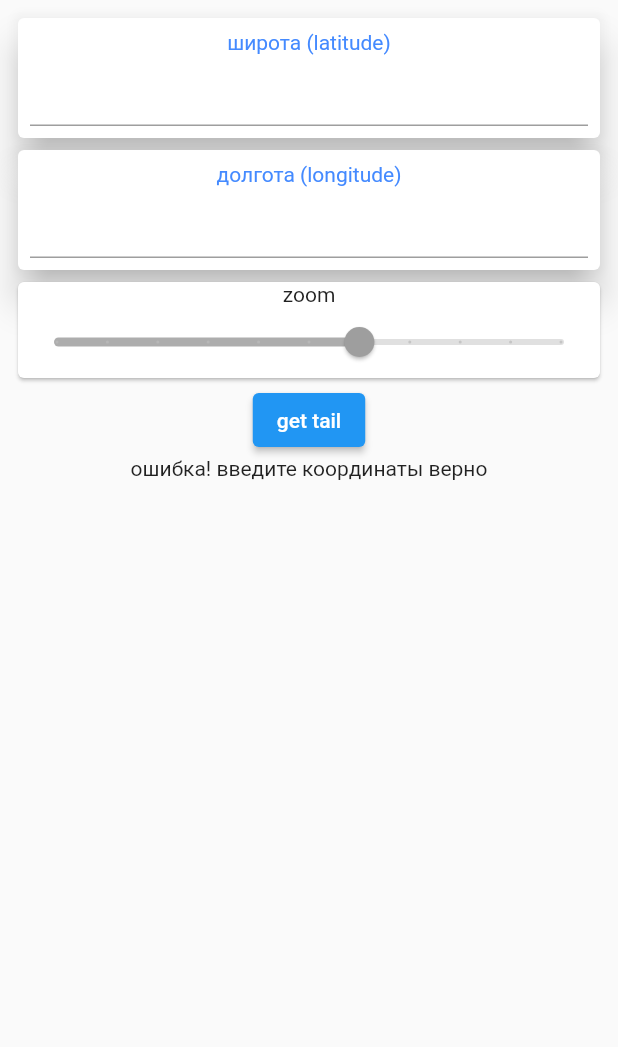
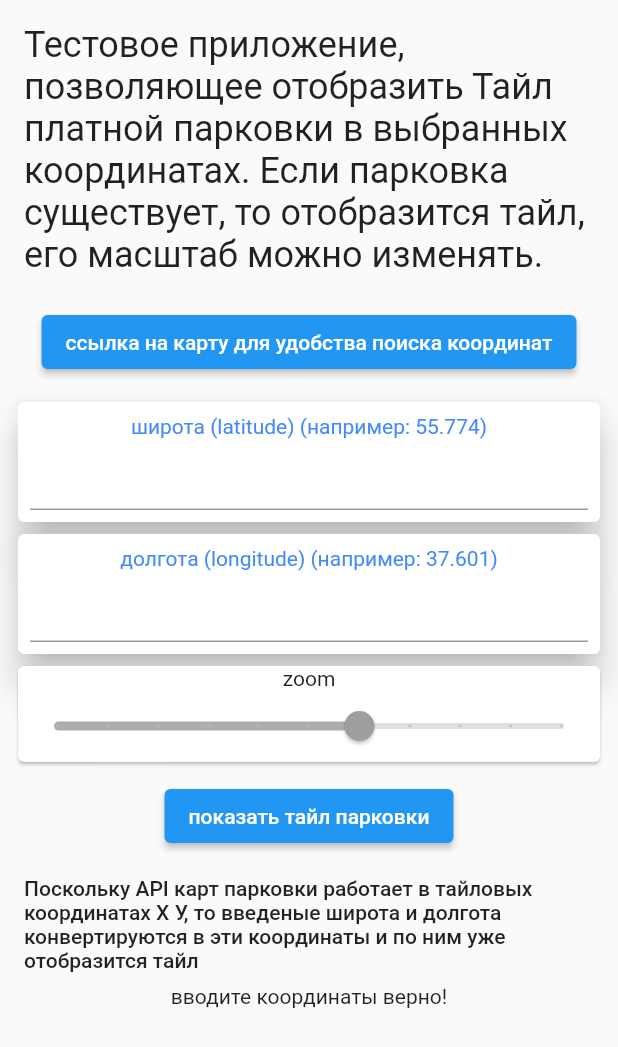
Before and after one commit to chevic4/get_map_x_y, a Flutter app: the screen it shows after launch, on a phone screen of 412 x 824 dp. Shown: the top 1047 px of the screen. Run offline on Flutter 3.47's test engine with Material 2 defaults, Android fonts, the phone set to English and light mode, and no system bars; our stand-ins replace flutter_bloc.

Commit message:
добавлено небольшое описание

```diff
--- /dev/null
+++ b/lib/const/const_text.dart
@@ -0,0 +1,6 @@
+const textTitle =
+    'Тестовое приложение, позволяющее отобразить Тайл платной парковки в выбранных координатах. Если парковка существует, то отобразится тайл, его масштаб можно изменять.';
+const urlExampeXY =
+    'https://snipp.ru/tools/address-coord?ysclid=le0bi26xr0379103559';
+const exampeText =
+    'Поскольку API карт парковки работает в тайловых координатах Х У, то введеные широта и долгота конвертируются в эти координаты и по ним уже отобразится тайл';
--- a/lib/scr/domain/entity.dart
+++ b/lib/scr/domain/entity.dart
@@ -1,4 +1,3 @@
-// ignore_for_file: public_member_api_docs, sort_constructors_first
 class ModelEntity {
   String x;
   String y;
--- a/lib/scr/ui/maps_screen.dart
+++ b/lib/scr/ui/maps_screen.dart
@@ -1,6 +1,8 @@
 import 'package:flutter/material.dart';
 import 'package:flutter_bloc/flutter_bloc.dart';
 import 'package:flutter_test_yamap/scr/ui/result_widget.dart';
+import 'package:flutter_test_yamap/scr/ui/widgets/app_title_widget.dart';
+import 'package:flutter_test_yamap/scr/ui/widgets/link_button_map.dart';
 import 'maps_screen_cubit/maps_screen_cubit.dart';
 import 'maps_screen_cubit/maps_screen_state.dart';
 
@@ -23,13 +25,15 @@ class _MapScreenState extends State<MapScreen> {
             padding: const EdgeInsets.all(8.0),
             child: Column(
               children: [
+                const AppTitleWidget(),
+                const ButtonLinkMap(),
                 Card(
                   elevation: 10,
                   child: Padding(
                     padding: const EdgeInsets.all(8.0),
                     child: Column(
                       children: [
-                        const Text('широта (latitude)',
+                        const Text('широта (latitude) (например: 55.774)',
                             style: TextStyle(color: Colors.blueAccent)),
                         TextField(
                           keyboardType: TextInputType.number,
@@ -45,7 +49,7 @@ class _MapScreenState extends State<MapScreen> {
                     padding: const EdgeInsets.all(8.0),
                     child: Column(
                       children: [
-                        const Text('долгота (longitude)',
+                        const Text('долгота (longitude) (например: 37.601)',
                             style: TextStyle(color: Colors.blueAccent)),
                         TextField(
                             keyboardType: TextInputType.number,
@@ -76,9 +80,13 @@ class _MapScreenState extends State<MapScreen> {
                   ),
                 ),
                 const SizedBox(width: 10),
-                ElevatedButton(
-                    onPressed: infoCubit.getStateForInfo,
-                    child: const Text('get tail')),
+                Padding(
+                  padding: const EdgeInsets.all(8.0),
+                  child: ElevatedButton(
+                      onPressed: infoCubit.getStateForInfo,
+                      child: const Text('показать тайл парковки')),
+                ),
+                const AppExampleWidget(),
                 infoCubit.state.okData
                     ? InfoWidgetResult(
                         x: infoCubit.state.x,
--- a/lib/scr/ui/maps_screen_cubit/maps_screen_state.dart
+++ b/lib/scr/ui/maps_screen_cubit/maps_screen_state.dart
@@ -1,4 +1,3 @@
-// ignore_for_file: public_member_api_docs, sort_constructors_first
 class ModelState {
   bool okData;
   String x;
--- a/lib/scr/ui/result_widget.dart
+++ b/lib/scr/ui/result_widget.dart
@@ -5,7 +5,7 @@ class MistakeWidgetResult extends StatelessWidget {
 
   @override
   Widget build(BuildContext context) {
-    return const Text('ошибка! введите координаты верно');
+    return const Text('вводите координаты верно!');
   }
 }
 
--- /dev/null
+++ b/lib/scr/ui/widgets/app_title_widget.dart
@@ -0,0 +1,26 @@
+import 'package:flutter/material.dart';
+import 'package:flutter_test_yamap/const/const_text.dart';
+
+class AppTitleWidget extends StatelessWidget {
+  const AppTitleWidget({super.key});
+
+  @override
+  Widget build(BuildContext context) {
+    return Padding(
+      padding: const EdgeInsets.all(8.0),
+      child: Text(textTitle, style: Theme.of(context).textTheme.headlineSmall),
+    );
+  }
+}
+
+class AppExampleWidget extends StatelessWidget {
+  const AppExampleWidget({super.key});
+
+  @override
+  Widget build(BuildContext context) {
+    return Padding(
+      padding: const EdgeInsets.all(8.0),
+      child: Text(exampeText, style: Theme.of(context).textTheme.bodyLarge),
+    );
+  }
+}
--- /dev/null
+++ b/lib/scr/ui/widgets/link_button_map.dart
@@ -0,0 +1,28 @@
+import 'package:flutter/material.dart';
+import 'package:flutter_test_yamap/const/const_text.dart';
+import 'package:url_launcher/url_launcher.dart';
+
+class ButtonLinkMap extends StatelessWidget {
+  const ButtonLinkMap({super.key});
+
+  @override
+  Widget build(BuildContext context) {
+    return Padding(
+      padding: const EdgeInsets.all(12.0),
+      child: ElevatedButton(
+          onPressed: () async {
+            await _launchURL();
+          },
+          child: const Text('ссылка на карту для удобства поиска координат')),
+    );
+  }
+}
+
+_launchURL() async {
+  final uri = Uri.parse(urlExampeXY);
+  if (await canLaunchUrl(uri)) {
+    await launchUrl(uri);
+  } else {
+    throw 'Could not launch $urlExampeXY';
+  }
+}
--- a/pubspec.yaml
+++ b/pubspec.yaml
@@ -39,6 +39,7 @@ dependencies:
   firebase_core: ^2.5.0
   firebase_core_web: ^2.1.1
   cloud_firestore: ^4.3.2
+  url_launcher: ^6.1.10
 
 
 
```
Also changed, not shown: pubspec.lock, 5 other files.
